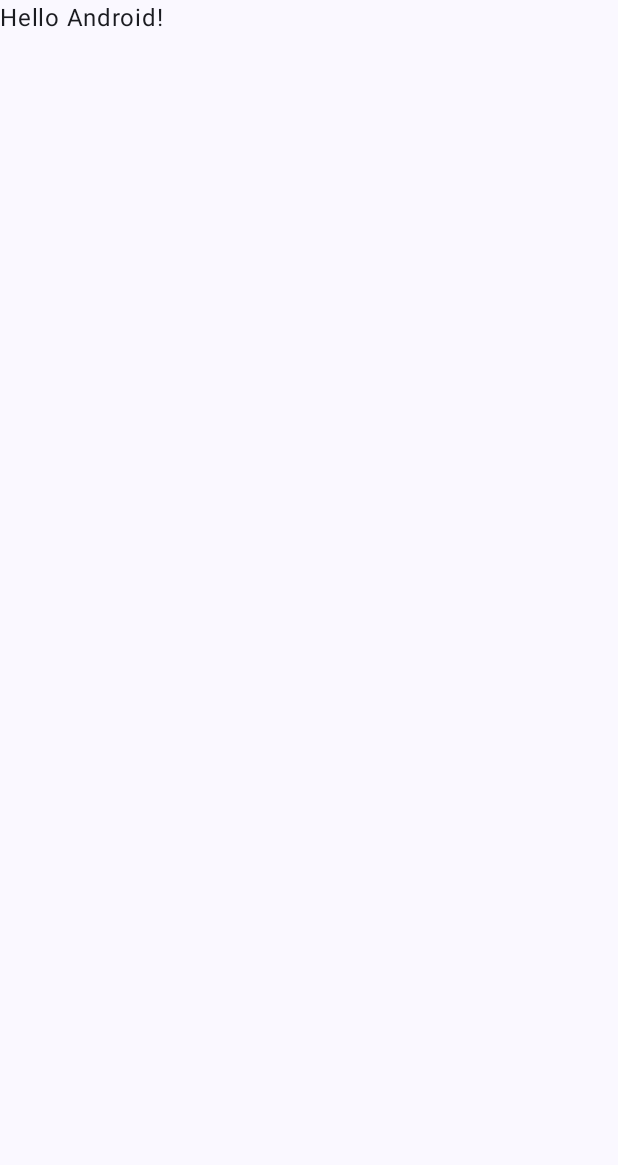
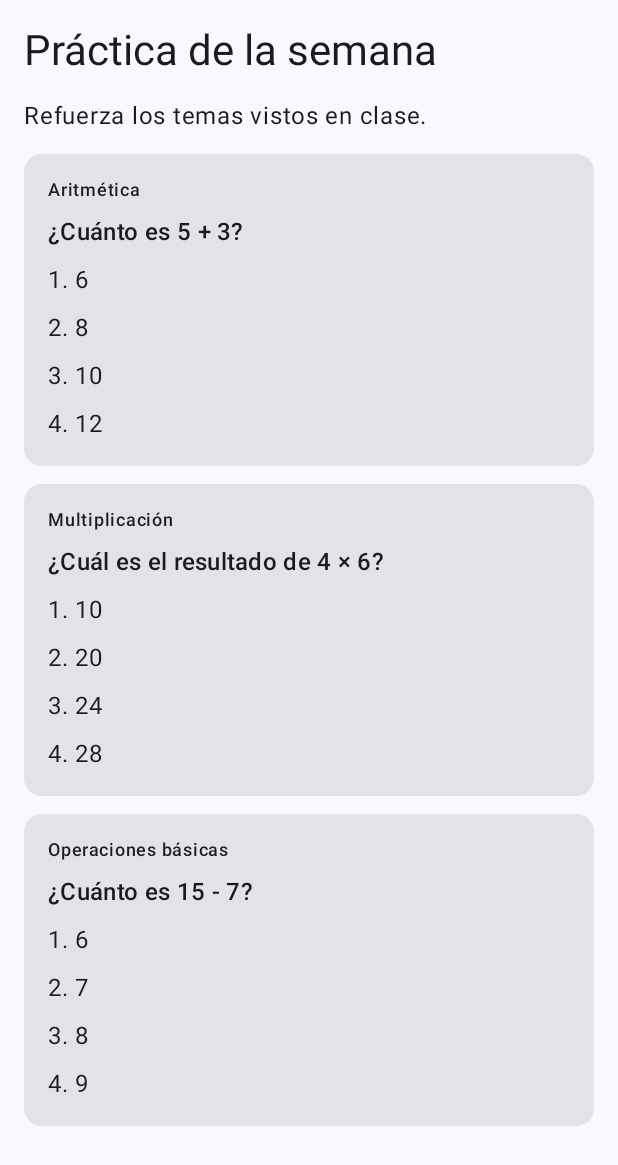
Before and after one commit to LIngaMarin/Proyecto-Integrador-Umbral, an Android app built with Jetpack Compose: the screen it shows after launch (MainActivity), on a phone screen of 412 x 824 dp. Before the commit the part shown is almost empty. Shown: the top 1165 px of the screen. Run offline under Robolectric (Android 15) with nearby library versions, the light colour scheme and no system bars.

Commit message:
Pantalla practica de la semana

```diff
--- a/mobile/app/src/main/java/com/umbral/app/MainActivity.kt
+++ b/mobile/app/src/main/java/com/umbral/app/MainActivity.kt
@@ -7,21 +7,26 @@ import androidx.activity.enableEdgeToEdge
 import androidx.compose.foundation.layout.fillMaxSize
 import androidx.compose.foundation.layout.padding
 import androidx.compose.material3.Scaffold
-import androidx.compose.material3.Text
-import androidx.compose.runtime.Composable
 import androidx.compose.ui.Modifier
 import androidx.compose.ui.tooling.preview.Preview
+import com.umbral.app.model.Pregunta
+import com.umbral.app.ui.screens.practice.PracticaSemanalScreen
 import com.umbral.app.ui.theme.UmbralTheme
 
 class MainActivity : ComponentActivity() {
+
     override fun onCreate(savedInstanceState: Bundle?) {
         super.onCreate(savedInstanceState)
         enableEdgeToEdge()
+
         setContent {
             UmbralTheme {
-                Scaffold(modifier = Modifier.fillMaxSize()) { innerPadding ->
-                    Greeting(
-                        name = "Android",
+                Scaffold(
+                    modifier = Modifier.fillMaxSize()
+                ) { innerPadding ->
+                    // Aplicamos el innerPadding que nos da el Scaffold mediante un modifier
+                    PracticaSemanalScreen(
+                        preguntas = preguntasEjemplo,
                         modifier = Modifier.padding(innerPadding)
                     )
                 }
@@ -30,18 +35,38 @@ class MainActivity : ComponentActivity() {
     }
 }
 
-@Composable
-fun Greeting(name: String, modifier: Modifier = Modifier) {
-    Text(
-        text = "Hello $name!",
-        modifier = modifier
+// Preguntas temporales para comprobar el diseño.
+// Luego las obtendremos desde el backend.
+private val preguntasEjemplo = listOf(
+    Pregunta(
+        id = 1,
+        enunciado = "¿Cuánto es 5 + 3?",
+        opciones = listOf("6", "8", "10", "12"),
+        respuestaCorrecta = 1,
+        tema = "Aritmética"
+    ),
+    Pregunta(
+        id = 2,
+        enunciado = "¿Cuál es el resultado de 4 × 6?",
+        opciones = listOf("10", "20", "24", "28"),
+        respuestaCorrecta = 2,
+        tema = "Multiplicación"
+    ),
+    Pregunta(
+        id = 3,
+        enunciado = "¿Cuánto es 15 - 7?",
+        opciones = listOf("6", "7", "8", "9"),
+        respuestaCorrecta = 2,
+        tema = "Operaciones básicas"
     )
-}
+)
 
+@androidx.compose.runtime.Composable
 @Preview(showBackground = true)
-@Composable
-fun GreetingPreview() {
+fun PracticaSemanalPreview() {
     UmbralTheme {
-        Greeting("Android")
+        PracticaSemanalScreen(
+            preguntas = preguntasEjemplo
+        )
     }
 }
--- /dev/null
+++ b/mobile/app/src/main/java/com/umbral/app/ui/screens/practice/PracticaSemanalScreen.kt
@@ -0,0 +1,82 @@
+package com.umbral.app.ui.screens.practice
+
+import androidx.compose.foundation.layout.Arrangement
+import androidx.compose.foundation.layout.Column
+import androidx.compose.foundation.layout.Row
+import androidx.compose.foundation.layout.fillMaxSize
+import androidx.compose.foundation.layout.fillMaxWidth
+import androidx.compose.foundation.layout.padding
+import androidx.compose.foundation.lazy.LazyColumn
+import androidx.compose.foundation.lazy.items
+import androidx.compose.material3.Card
+import androidx.compose.material3.MaterialTheme
+import androidx.compose.material3.Text
+import androidx.compose.runtime.Composable
+import androidx.compose.ui.Modifier
+import androidx.compose.ui.unit.dp
+import com.umbral.app.model.Pregunta
+
+@Composable
+fun PracticaSemanalScreen(
+    preguntas: List<Pregunta>,
+    modifier: Modifier = Modifier // 1. Añadimos el parámetro modifier con valor por defecto
+) {
+    Column(
+        modifier = modifier // 2. Usamos el modifier que entra por parámetro
+            .fillMaxSize()
+            .padding(16.dp),
+        verticalArrangement = Arrangement.spacedBy(16.dp)
+    ) {
+        Text(
+            text = "Práctica de la semana",
+            style = MaterialTheme.typography.headlineMedium
+        )
+
+        Text(
+            text = "Refuerza los temas vistos en clase.",
+            style = MaterialTheme.typography.bodyLarge
+        )
+
+        if (preguntas.isEmpty()) {
+            Text(
+                text = "Todavía no hay preguntas disponibles."
+            )
+        } else {
+            LazyColumn(
+                verticalArrangement = Arrangement.spacedBy(12.dp)
+            ) {
+                items(
+                    items = preguntas,
+                    key = { pregunta -> pregunta.id }
+                ) { pregunta ->
+                    Card(
+                        modifier = Modifier.fillMaxWidth()
+                    ) {
+                        Column(
+                            modifier = Modifier.padding(16.dp),
+                            verticalArrangement = Arrangement.spacedBy(8.dp)
+                        ) {
+                            Text(
+                                text = pregunta.tema,
+                                style = MaterialTheme.typography.labelMedium
+                            )
+
+                            Text(
+                                text = pregunta.enunciado,
+                                style = MaterialTheme.typography.titleMedium
+                            )
+
+                            pregunta.opciones.forEachIndexed { indice, opcion ->
+                                Row {
+                                    Text(
+                                        text = "${indice + 1}. $opcion"
+                                    )
+                                }
+                            }
+                        }
+                    }
+                }
+            }
+        }
+    }
+}
```
